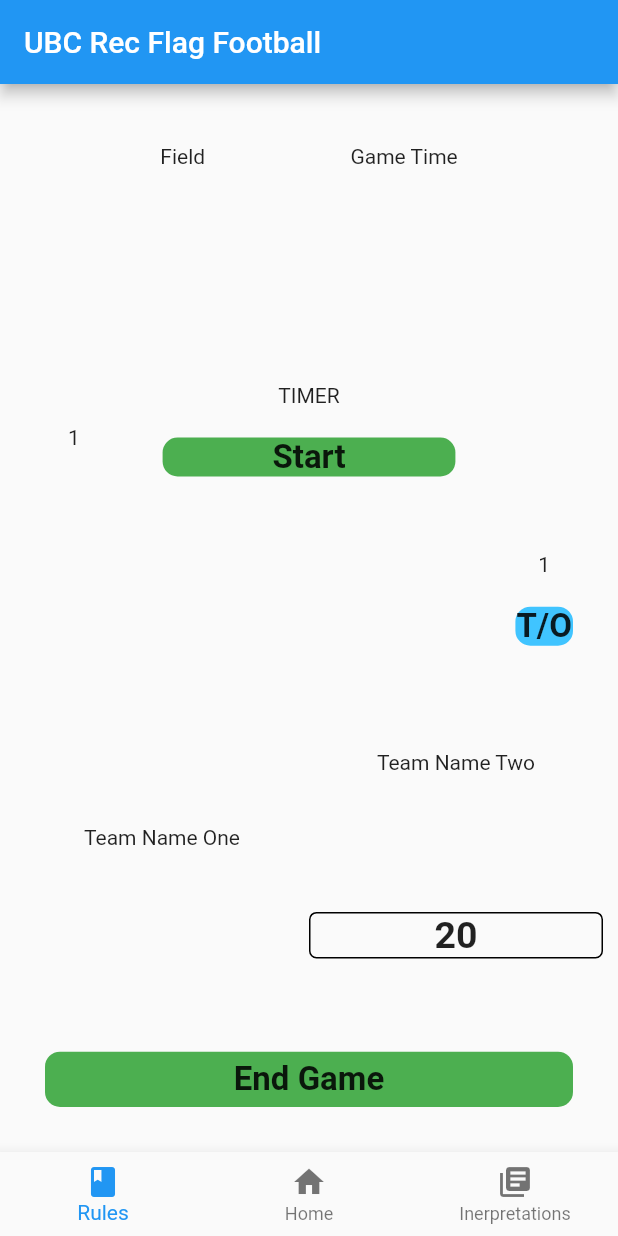
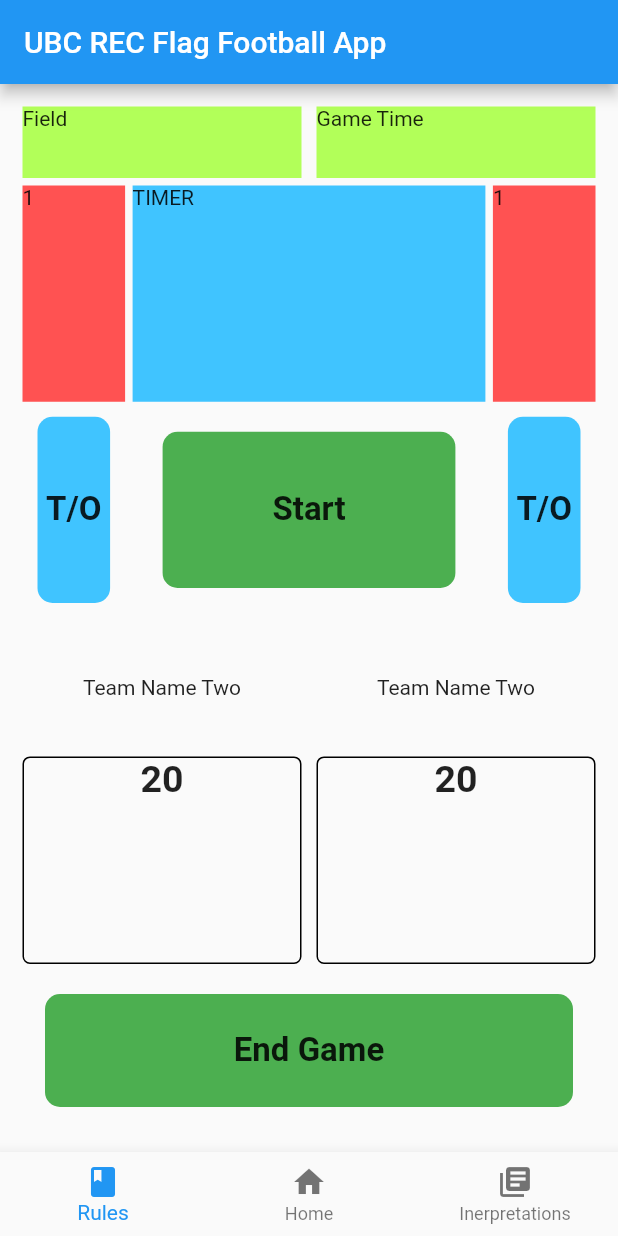
Before and after one commit to JPGarCar/ubc_rec_referee_app, a Flutter app: the screen it shows after launch, on a phone screen of 412 x 824 dp. Run offline on Flutter 3.47's test engine with Material 2 defaults, Android fonts, the phone set to English and light mode, and no system bars.

Commit message:
Main page outline is done!!! WUWUWUWUW, started moving replicates into their own widgets. Taking the idea of adding Timer to the name of all widgets of use for the timer page.

```diff
--- a/lib/components/rectangle_button.dart
+++ b/lib/components/rectangle_button.dart
@@ -5,12 +5,13 @@ class RectangleButton extends StatelessWidget {
   final text;
   final function;
   final color;
+  final edgeInset;
 
-  const RectangleButton({
-    @required this.text,
-    @required this.function,
-    this.color = Colors.green,
-  });
+  const RectangleButton(
+      {@required this.text,
+      @required this.function,
+      this.color = Colors.green,
+      this.edgeInset = 20});
 
   @override
   Widget build(BuildContext context) {
@@ -18,7 +19,8 @@ class RectangleButton extends StatelessWidget {
       //onTap: , TODO,
       child: Container(
         alignment: Alignment.center,
-        margin: EdgeInsets.all(20),
+        constraints: BoxConstraints.expand(),
+        margin: EdgeInsets.all(edgeInset.toDouble()),
         decoration: BoxDecoration(
           borderRadius: BorderRadius.circular(10),
           color: color,
--- a/lib/main.dart
+++ b/lib/main.dart
@@ -12,8 +12,13 @@ class MyApp extends StatelessWidget {
       title: 'UBC Rec Flag Football Referee App',
       home: SafeArea(
         child: Scaffold(
-          appBar: AppBar(
-            title: Text("UBC Rec Flag Football"),
+          appBar: true
+              ? AppBar(
+                  title: Text("UBC REC Flag Football App"),
+                )
+              : PreferredSize(
+                  preferredSize: Size(0.0, 0.0),
+                  child: Container(),
                 ),
           bottomNavigationBar: BottomNavigationBar(
             // TODO: make sure the buttons work and send the user to the pages
@@ -34,133 +39,60 @@ class MyApp extends StatelessWidget {
           ),
           body: Container(
             padding: EdgeInsets.all(10),
+            constraints: BoxConstraints.expand(),
             child: Column(
               mainAxisAlignment: MainAxisAlignment.center,
+              crossAxisAlignment: CrossAxisAlignment.stretch,
               children: <Widget>[
                 Expanded(
                   flex: 1,
                   child: Row(
                     mainAxisAlignment: MainAxisAlignment.spaceEvenly,
-                    crossAxisAlignment: CrossAxisAlignment.center,
+                    crossAxisAlignment: CrossAxisAlignment.stretch,
                     children: <Widget>[
-                      Container(
+                      Expanded(
+                        child: Container(
+                          margin: EdgeInsets.all(5),
                           child: Text("Field"),
+                          color: Colors.lightGreenAccent,
                         ),
-                      Container(
+                      ),
+                      Expanded(
+                        child: Container(
+                          margin: EdgeInsets.all(5),
                           child: Text("Game Time"),
+                          color: Colors.lightGreenAccent,
+                        ),
                       )
                     ],
                   ),
                 ),
                 Expanded(
-                  flex: 4,
+                  flex: 5,
                   child: Row(
                     mainAxisAlignment: MainAxisAlignment.spaceBetween,
+                    crossAxisAlignment: CrossAxisAlignment.stretch,
                     children: <Widget>[
                       Expanded(
                         flex: 1,
-                        child: Column(
-                          mainAxisAlignment: MainAxisAlignment.center,
-                          children: <Widget>[
-                            Text("1"),
-                            SizedBox(
-                              width: 10,
-                              height: 10,
-                            ),
-                          ],
-                        ),
+                        child: TimerTimeOuts(),
                       ),
                       Expanded(
                         flex: 3,
                         child: Column(
                           mainAxisAlignment: MainAxisAlignment.center,
+                          crossAxisAlignment: CrossAxisAlignment.stretch,
                           children: <Widget>[
-                            Container(
+                            Expanded(
+                              child: Container(
                                 child: Text("TIMER"),
-                            ),
-                            RectangleButton(
-                              text: "Start",
-                              function: null,
-                            ),
-                          ],
+                                color: Colors.lightBlueAccent,
                               ),
                             ),
                             Expanded(
-                        flex: 1,
-                        child: Column(
-                          mainAxisAlignment: MainAxisAlignment.end,
-                          crossAxisAlignment: CrossAxisAlignment.center,
-                          children: <Widget>[
-                            Text("1"),
-                            RectangleButton(
-                              text: "T/O",
+                              child: RectangleButton(
+                                text: "Start",
                                 function: null,
-                              color: Colors.lightBlueAccent,
-                            ),
-                          ],
-                        ),
-                      ),
-                    ],
-                  ),
-                ),
-                Expanded(
-                  flex: 3,
-                  child: Row(
-                    mainAxisAlignment: MainAxisAlignment.spaceEvenly,
-                    children: <Widget>[
-                      Expanded(
-                        flex: 1,
-                        child: Column(
-                          mainAxisAlignment: MainAxisAlignment.center,
-                          children: <Widget>[
-                            Text("Team Name One"),
-                            SizedBox(
-                              height: 15,
-                              width: 20,
-                            ),
-                          ],
-                        ),
-                      ),
-                      Expanded(
-                        flex: 1,
-                        child: Column(
-                          mainAxisAlignment: MainAxisAlignment.center,
-                          mainAxisSize: MainAxisSize.max,
-                          children: <Widget>[
-                            Expanded(
-                              child: Row(
-                                mainAxisAlignment: MainAxisAlignment.center,
-                                children: <Widget>[
-                                  Text("Team Name Two"),
-                                ],
-                              ),
-                            ),
-                            Expanded(
-                              child: Row(
-                                mainAxisSize: MainAxisSize.max,
-                                mainAxisAlignment: MainAxisAlignment.center,
-                                children: <Widget>[
-                                  Expanded(
-                                    child: Container(
-                                      child: Text(
-                                        "20",
-                                        textAlign: TextAlign.center,
-                                        style: TextStyle(
-                                            fontSize: 25,
-                                            fontWeight: FontWeight.bold),
-                                      ),
-                                      decoration: BoxDecoration(
-                                        borderRadius: BorderRadius.circular(5),
-                                        border: Border.all(color: Colors.black),
-                                      ),
-                                      constraints:
-                                          BoxConstraints.tightForFinite(),
-                                    ),
-                                  ),
-                                ],
-                              ),
-                            ),
-                          ],
                               ),
                             ),
                           ],
@@ -168,6 +100,30 @@ class MyApp extends StatelessWidget {
                       ),
                       Expanded(
                         flex: 1,
+                        child: TimerTimeOuts(),
+                      ),
+                    ],
+                  ),
+                ),
+                Expanded(
+                  flex: 4,
+                  child: Row(
+                    mainAxisAlignment: MainAxisAlignment.spaceEvenly,
+                    crossAxisAlignment: CrossAxisAlignment.stretch,
+                    children: <Widget>[
+                      Expanded(
+                        flex: 1,
+                        child: TimerTeamScore(),
+                      ),
+                      Expanded(
+                        flex: 1,
+                        child: TimerTeamScore(),
+                      ),
+                    ],
+                  ),
+                ),
+                Expanded(
+                  flex: 2,
                   child: RectangleButton(text: "End Game", function: null),
                 )
               ],
@@ -178,3 +134,80 @@ class MyApp extends StatelessWidget {
     );
   }
 }
+
+class TimerTimeOuts extends StatelessWidget {
+  const TimerTimeOuts({
+    Key key,
+  }) : super(key: key);
+
+  @override
+  Widget build(BuildContext context) {
+    return Container(
+      margin: EdgeInsets.symmetric(horizontal: 5),
+      child: Column(
+        mainAxisAlignment: MainAxisAlignment.end,
+        crossAxisAlignment: CrossAxisAlignment.stretch,
+        children: <Widget>[
+          Expanded(
+            child: Container(
+              child: Text("1"),
+              color: Colors.redAccent,
+            ),
+          ),
+          Expanded(
+            child: RectangleButton(
+              edgeInset: 10,
+              text: "T/O",
+              function: null,
+              color: Colors.lightBlueAccent,
+            ),
+          ),
+        ],
+      ),
+    );
+  }
+}
+
+class TimerTeamScore extends StatelessWidget {
+  const TimerTeamScore({
+    Key key,
+  }) : super(key: key);
+
+  @override
+  Widget build(BuildContext context) {
+    return Container(
+      margin: EdgeInsets.symmetric(horizontal: 5),
+      child: Column(
+        mainAxisAlignment: MainAxisAlignment.spaceEvenly,
+        crossAxisAlignment: CrossAxisAlignment.stretch,
+        children: <Widget>[
+          Expanded(
+            flex: 2,
+            child: Container(
+              child: Text(
+                "Team Name Two",
+                textAlign: TextAlign.center,
+              ),
+              alignment: Alignment.center,
+            ),
+          ),
+          Expanded(
+            flex: 3,
+            child: Container(
+              child: Text(
+                "20",
+                textAlign: TextAlign.center,
+                style: TextStyle(fontSize: 25, fontWeight: FontWeight.bold),
+              ),
+              decoration: BoxDecoration(
+                borderRadius: BorderRadius.circular(5),
+                border: Border.all(color: Colors.black),
+              ),
+              constraints: BoxConstraints.expand(),
+            ),
+          ),
+        ],
+      ),
+    );
+  }
+}
```
Lines whose indentation alone changed are shown as unchanged.
